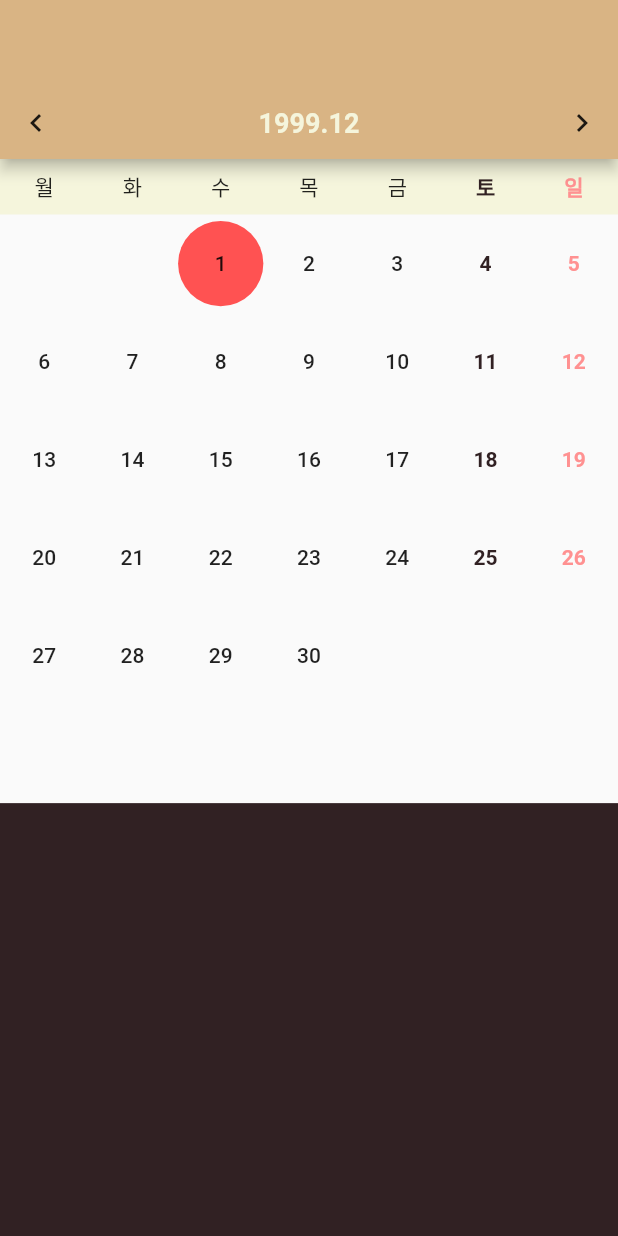
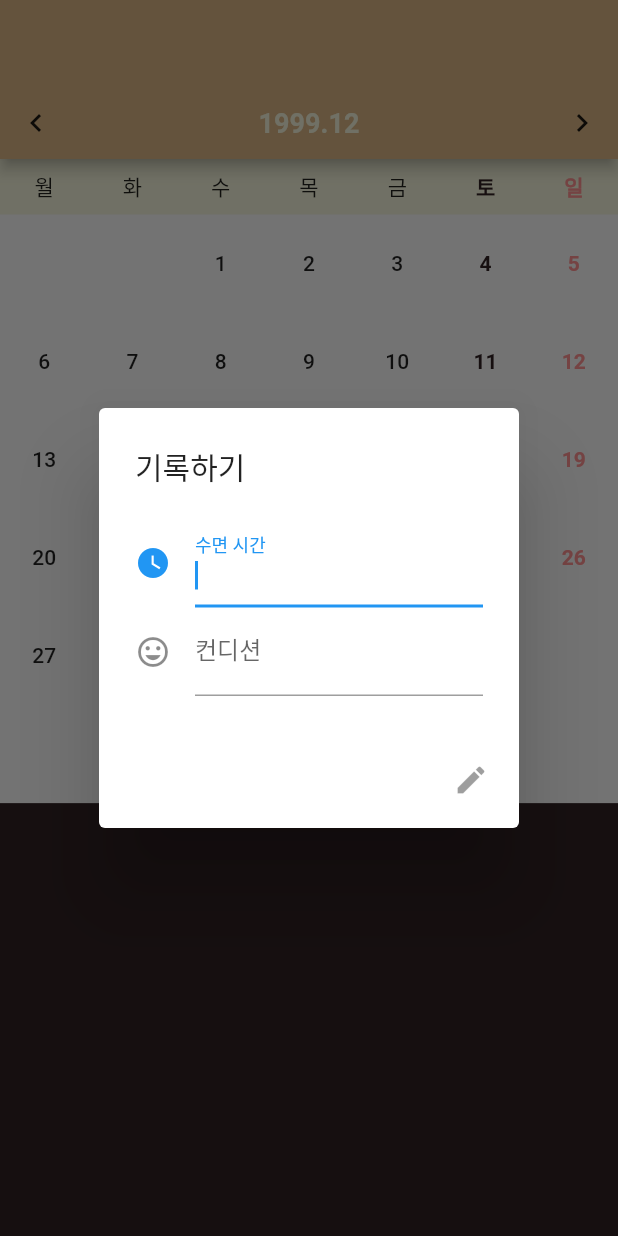
Before and after one commit to BreadKey/zaza, a Flutter app: the screen it shows after launch, after a tap on an icon or button, on a phone screen of 412 x 824 dp. Run offline on Flutter 3.47's test engine with Material 2 defaults, Android fonts, the phone set to English and light mode, and no system bars; drawn by our look-alikes of pull_to_refresh; our stand-ins replace sqflite; accounts and stored records are empty.

Commit message:
edit sleep score

```diff
--- a/zaza/lib/constants.dart
+++ b/zaza/lib/constants.dart
@@ -8,4 +8,9 @@ class Strings {
   static const friday = "금";
   static const saturday = "토";
   static const sunday = "일";
+  static const editSleepRecordTitle = "기록하기";
+  static const sleepTime = "수면 시간";
+  static const condition = "컨디션";
+  static const pleaseEnterOnlyNumber = "숫자만 입력해 주세요!";
+  static const pleaseEnterCorrectScore = "0~100 사이의 숫자를 입력해 주세요!";
 }
--- a/zaza/lib/screens/home_page.dart
+++ b/zaza/lib/screens/home_page.dart
@@ -241,25 +241,18 @@ class _CalendarState extends State<_Calendar>
           return Container(
               margin: EdgeInsets.all(1),
               child: Material(
-                shape: CircleBorder(),
+                  shape: CircleBorder(),
                   color: _getDayColor(sleepRecord),
                   child: Container(
                     margin: EdgeInsets.all(3),
                     child: FlatButton(
-                      color: isToday ? _themeData.accentColor : Colors.transparent,
+                      color:
+                          isToday ? _themeData.accentColor : Colors.transparent,
                       shape: CircleBorder(),
                       onPressed: day > 0 && day < endDay
                           ? () {
-                              final sleepRecord = SleepRecord(_monthIndex, day,
-                                  sleepHours: 7, conditionScore: 5);
-
-                              SleepRecordRepository()
-                                  .update(sleepRecord)
-                                  .then((_) {
-                                setState(() {
-                                  _sleepRecords.add(sleepRecord);
-                                });
-                              });
+                              _showEditSleepRecordDialog(
+                                  context, sleepRecord, day);
                             }
                           : null,
                       child: day > 0 && day < endDay
@@ -270,6 +263,21 @@ class _CalendarState extends State<_Calendar>
         }),
       ),
     );
+  }
+
+  void _showEditSleepRecordDialog(
+      BuildContext context, SleepRecord sleepRecord, int day) {
+    showDialog(
+        context: context,
+        builder: (context) => _EditSleepRecordDialog(
+              sleepRecord,
+              _monthIndex,
+              day,
+              onEditCompleted: (sleepRecord) async {
+                await _updateSleepRecord(sleepRecord);
+                Navigator.of(context).pop();
+              },
+            ));
   }
 
   Color _getDayColor(SleepRecord sleepRecord) {
@@ -314,6 +322,140 @@ class _CalendarState extends State<_Calendar>
       _today.month == date.month &&
       _today.day == date.day;
 
+  Future<void> _updateSleepRecord(SleepRecord sleepRecord) {
+    return SleepRecordRepository().update(sleepRecord).then((_) {
+      setState(() {
+        _sleepRecords.removeWhere((record) =>
+            record.monthIndex == sleepRecord.monthIndex &&
+            record.day == sleepRecord.day);
+        _sleepRecords.add(sleepRecord);
+      });
+    });
+  }
+
   @override
   bool get wantKeepAlive => true;
 }
+
+class _EditSleepRecordDialog extends StatefulWidget {
+  final SleepRecord sleepRecord;
+  final int monthIndex;
+  final int day;
+  final Function(SleepRecord) _onEditCompleted;
+
+  const _EditSleepRecordDialog(this.sleepRecord, this.monthIndex, this.day,
+      {Function(SleepRecord) onEditCompleted})
+      : this._onEditCompleted = onEditCompleted;
+
+  @override
+  State<StatefulWidget> createState() =>
+      _EditSleepRecordState(sleepRecord, monthIndex, day, _onEditCompleted);
+}
+
+class _EditSleepRecordState extends State<_EditSleepRecordDialog> {
+  static final _nanRegExp = RegExp(r"['.' ',''-']");
+  final _formKey = GlobalKey<FormState>();
+
+  final SleepRecord sleepRecord;
+  final int monthIndex;
+  final int day;
+  final Function(SleepRecord) onEditCompleted;
+
+  bool _validated = false;
+
+  FocusNode _conditionFocusNode;
+
+  TextEditingController _sleepHoursTextController;
+  TextEditingController _conditionScoreTextController;
+
+  _EditSleepRecordState(
+      this.sleepRecord, this.monthIndex, this.day, this.onEditCompleted);
+
+  @override
+  void initState() {
+    super.initState();
+    _conditionFocusNode = FocusNode();
+    _sleepHoursTextController =
+        TextEditingController(text: "${sleepRecord?.sleepHours ?? ""}");
+    _conditionScoreTextController =
+        TextEditingController(text: "${sleepRecord?.conditionScore ?? ""}");
+  }
+
+  @override
+  void dispose() {
+    _conditionFocusNode.dispose();
+    _sleepHoursTextController.dispose();
+    _conditionScoreTextController.dispose();
+    super.dispose();
+  }
+
+  @override
+  Widget build(BuildContext context) {
+    return AlertDialog(
+      title: Text(Strings.editSleepRecordTitle),
+      content: Form(
+        key: _formKey,
+        child: Column(
+          mainAxisSize: MainAxisSize.min,
+          children: <Widget>[
+            TextFormField(
+              controller: _sleepHoursTextController,
+              autofocus: true,
+              decoration: InputDecoration(
+                  icon: Icon(Icons.watch_later), labelText: Strings.sleepTime),
+              keyboardType: TextInputType.number,
+              validator: (value) {
+                if (_nanRegExp.hasMatch(value))
+                  return Strings.pleaseEnterOnlyNumber;
+                return null;
+              },
+              onFieldSubmitted: (value) {
+                FocusScope.of(context).requestFocus(_conditionFocusNode);
+              },
+            ),
+            TextFormField(
+              controller: _conditionScoreTextController,
+              focusNode: _conditionFocusNode,
+              decoration: InputDecoration(
+                  icon: Icon(Icons.mood), labelText: Strings.condition),
+              keyboardType: TextInputType.number,
+              validator: (value) {
+                if (_nanRegExp.hasMatch(value))
+                  return Strings.pleaseEnterOnlyNumber;
+                else {
+                  final score = int.parse(value);
+
+                  if (score > 100) {
+                    return Strings.pleaseEnterCorrectScore;
+                  }
+                }
+
+                return null;
+              },
+              onFieldSubmitted: (value) {
+                setState(() {
+                  _validated = _formKey.currentState.validate();
+                });
+              },
+            )
+          ],
+        ),
+      ),
+      actions: <Widget>[
+        IconButton(
+          icon: Icon(Icons.edit),
+          onPressed: _validated
+              ? () {
+                  setState(() {
+                    _validated = false;
+                  });
+                  onEditCompleted(SleepRecord(monthIndex, day,
+                      sleepHours: int.parse(_sleepHoursTextController.text),
+                      conditionScore: int.parse(_conditionScoreTextController.text)));
+                }
+              : null,
+        )
+      ],
+    );
+  }
+}
```
Also changed, not shown: zaza/lib/models/sleep_record.dart (+12 -1 lines).
